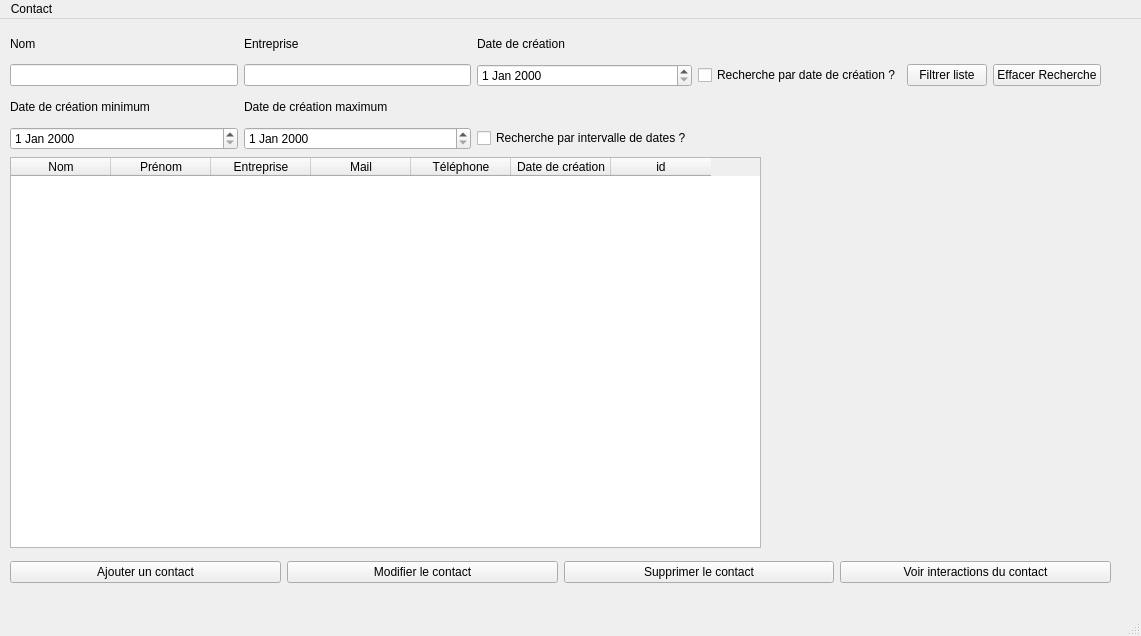
Qt form listcontact.ui (Noa-Barbosa/Projet_CDAA) before a commit.
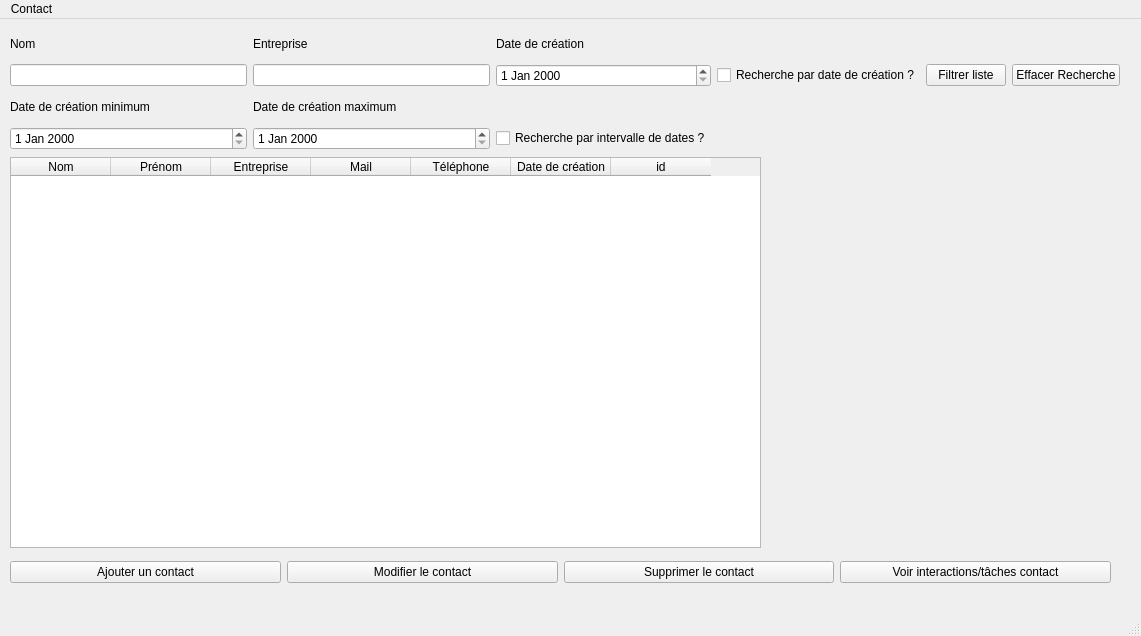
The same form after that commit.

Commit message:
Hide enlever dans mainwindow
pour éviter que l'icone de la page disparaisse de la barre des tâches

Diff of the .ui file:
```diff
--- a/listcontact.ui
+++ b/listcontact.ui
@@ -68,7 +68,7 @@
      </property>
     </column>
    </widget>
-   <widget class="QWidget" name="">
+   <widget class="QWidget" name="layoutWidget">
     <property name="geometry">
      <rect>
       <x>10</x>
@@ -102,18 +102,18 @@
      <item>
       <widget class="QPushButton" name="interactionsContact">
        <property name="text">
-        <string>Voir interactions du contact</string>
+        <string>Voir interactions/tâches contact</string>
        </property>
       </widget>
      </item>
     </layout>
    </widget>
-   <widget class="QWidget" name="">
+   <widget class="QWidget" name="layoutWidget">
     <property name="geometry">
      <rect>
       <x>10</x>
       <y>10</y>
-      <width>1091</width>
+      <width>1110</width>
       <height>121</height>
      </rect>
     </property>
```
The commit also changes 2 other files.
